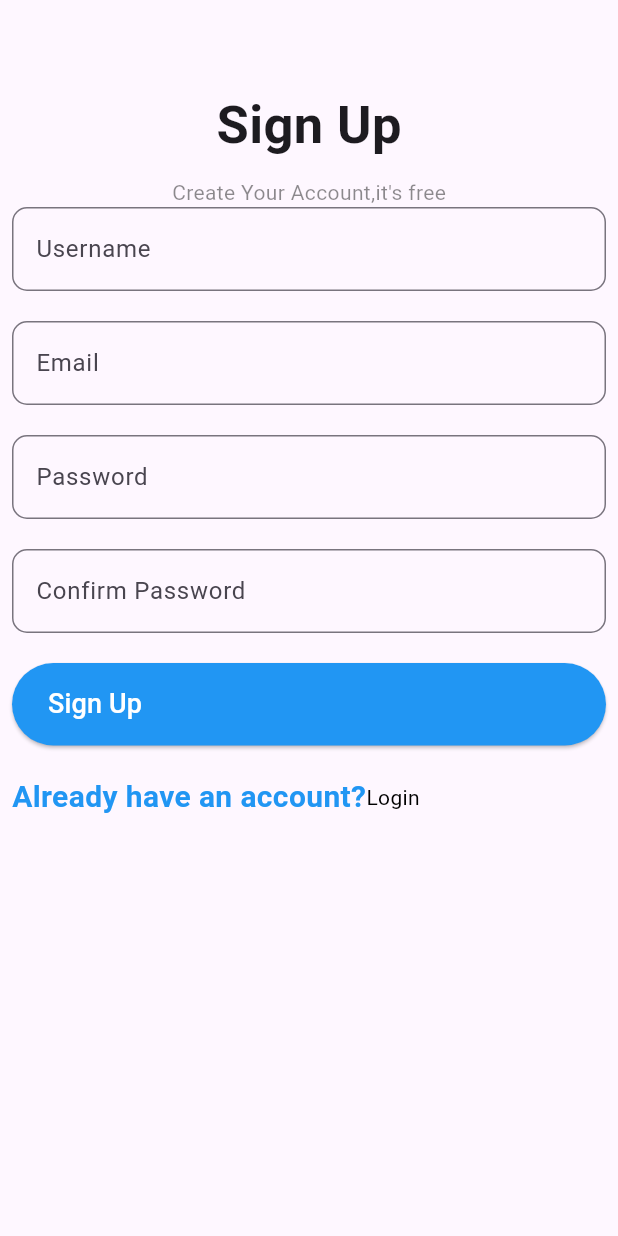
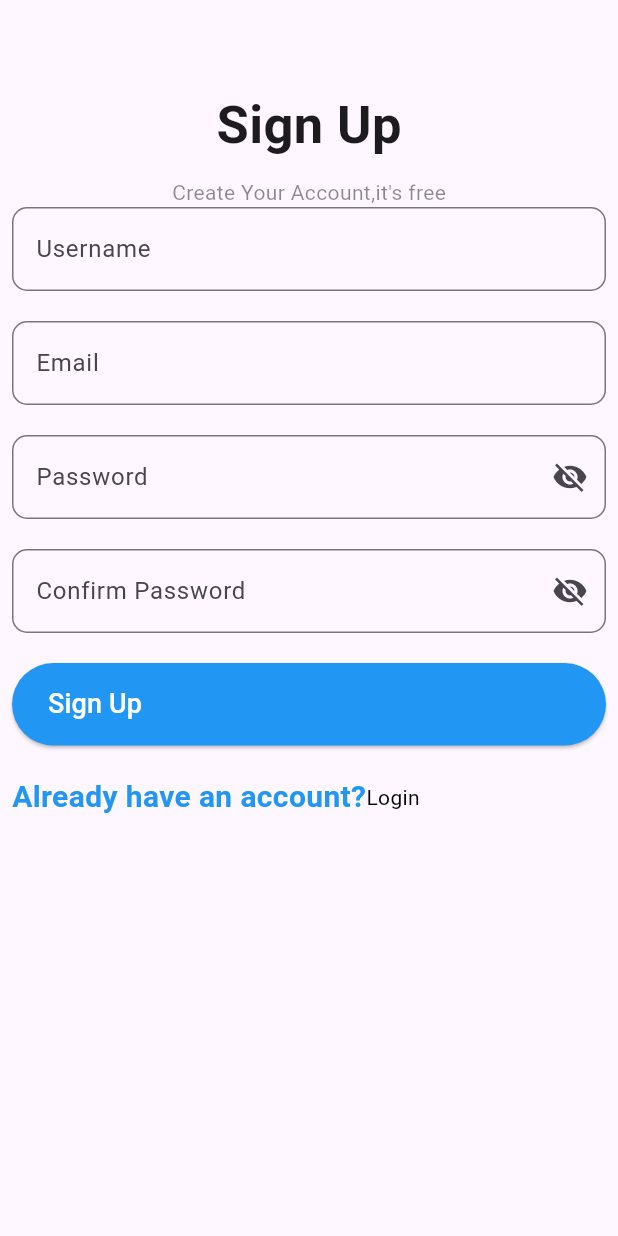
Before and after one commit to Ashwanimakkakodan/welcome, a Flutter app: the SignupScreen screen opened directly, on a phone screen of 412 x 824 dp. Run offline on Flutter 3.47's test engine with Material 3 defaults, Android fonts, the phone set to English and light mode, and no system bars; our stand-ins replace cloud_firestore, firebase_auth, firebase_core, lottie; accounts and stored records are empty.

Commit message:
registration completed

```diff
--- a/lib/Signup_screen.dart
+++ b/lib/Signup_screen.dart
@@ -2,15 +2,24 @@ import 'package:flutter/material.dart';
 import 'package:welcome/login_screen.dart';
 import 'package:welcome/service.dart';
 
-class SignupScreen extends StatelessWidget {
+class SignupScreen extends StatefulWidget {
+  SignupScreen({super.key});
+
+  @override
+  State<SignupScreen> createState() => _SignupScreenState();
+}
+
+class _SignupScreenState extends State<SignupScreen> {
   TextEditingController userc = TextEditingController();
+
   TextEditingController passc = TextEditingController();
+
   TextEditingController emailc = TextEditingController();
 
   TextEditingController confpassc = TextEditingController();
+
   final formkey = GlobalKey<FormState>();
-
-  SignupScreen({super.key});
+  bool isvisible = true;
   @override
   Widget build(BuildContext context) {
     return Scaffold(
@@ -48,6 +57,7 @@ class SignupScreen extends StatelessWidget {
                 ),
                 SizedBox(height: 20),
                 TextFormField(
+                  obscureText: isvisible,
                   validator: (value) {
                     if (value == null || value.isEmpty) {
                       return "Email is required";
@@ -78,6 +88,17 @@ class SignupScreen extends StatelessWidget {
                   },
                   controller: passc,
                   decoration: InputDecoration(
+                    suffixIcon: IconButton(
+                      onPressed: () {
+                        setState(() {
+                          isvisible = !isvisible;
+                        });
+                      },
+                      icon: isvisible
+                          ? Icon(Icons.visibility_off)
+                          : Icon(Icons.visibility),
+                    ),
+
                     labelText: "Password",
                     border: OutlineInputBorder(
                       borderRadius: BorderRadius.circular(10),
@@ -86,6 +107,7 @@ class SignupScreen extends StatelessWidget {
                 ),
                 SizedBox(height: 20),
                 TextFormField(
+                  obscureText: isvisible,
                   validator: (value) {
                     if (value == null || value.isEmpty) {
                       return "Enter the password";
@@ -97,6 +119,16 @@ class SignupScreen extends StatelessWidget {
                   },
                   controller: confpassc,
                   decoration: InputDecoration(
+                    suffixIcon: IconButton(
+                      onPressed: () {
+                        setState(() {
+                          isvisible = !isvisible;
+                        });
+                      },
+                      icon: isvisible
+                          ? Icon(Icons.visibility_off)
+                          : Icon(Icons.visibility),
+                    ),
                     labelText: "Confirm Password",
                     border: OutlineInputBorder(
                       borderRadius: BorderRadius.circular(10),
```
Also changed, not shown: lib/login_screen.dart (+22 -3 lines).
